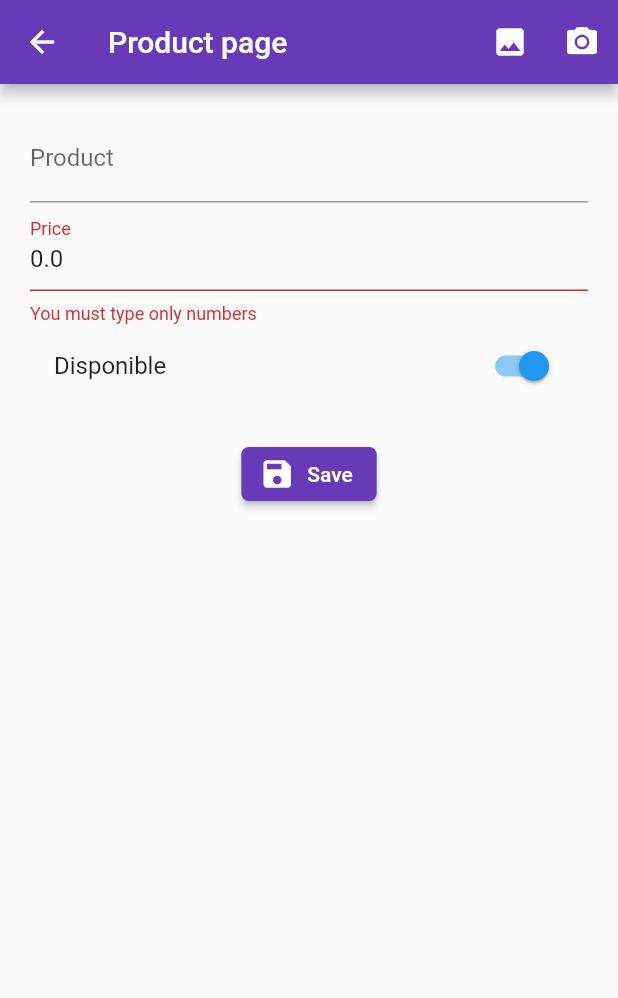
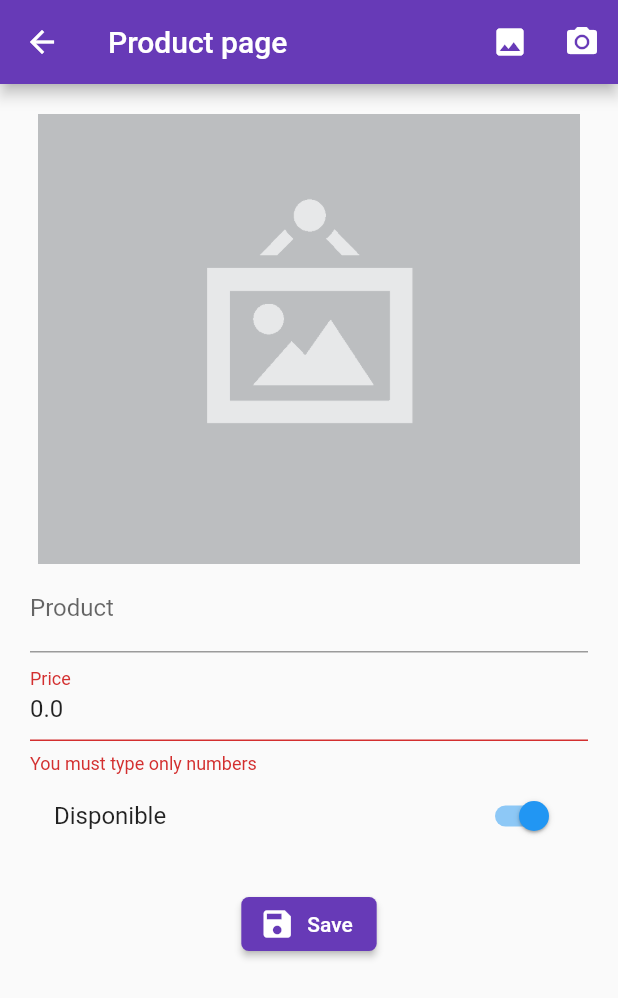
Before and after one commit to bryansrm/flutter-ud-myapp1, a Flutter app: the ProductPage screen opened by its route, after a tap on "Save", after a tap on the "image" icon, on a phone screen of 412 x 824 dp. Shown: the top 998 px of the screen. Run offline on Flutter 3.47's test engine with Material 2 defaults, Android fonts, the phone set to English and light mode, and no system bars; our stand-ins replace image_picker, rxdart; network calls fail.

Commit message:
add plugin image picker, load image from product page

```diff
--- a/lib/src/Producto/ui/pages/product_page.dart
+++ b/lib/src/Producto/ui/pages/product_page.dart
@@ -1,9 +1,12 @@
+import 'dart:io';
+
 import 'package:app_udemy_1/src/models/producto_model.dart';
 import 'package:app_udemy_1/src/providers/productos_provider.dart';
 import 'package:flutter/material.dart';
 
 import 'package:app_udemy_1/src/Util/global_styles.dart' as globalstyles;
 import 'package:app_udemy_1/src/Util/validations.dart' as validations;
+import 'package:image_picker/image_picker.dart';
 
 class ProductPage extends StatefulWidget {
 
@@ -16,10 +19,13 @@ class ProductPage extends StatefulWidget {
 }
 
 class _ProductPageState extends State<ProductPage> {
+
   final formKey = GlobalKey<FormState>();
+  final scaffoldKey = GlobalKey<ScaffoldState>();
 
   ProductoModel producto = new ProductoModel();
   ProductosProvider productosProvider = new ProductosProvider();
+  File photo;
 
 
   @override
@@ -30,16 +36,17 @@ class _ProductPageState extends State<ProductPage> {
     }
 
     return Scaffold(
+      key: scaffoldKey,
       appBar: AppBar(
         title: Text('Product page'),
         actions: [
           IconButton(
             icon: Icon( Icons.image ),
-            onPressed: (){},
+            onPressed: () => _selectPhoto(),
            ),
           IconButton(
             icon: Icon( Icons.camera_alt ),
-            onPressed: (){},
+            onPressed: _takePhoto,
            ),
         ],
       ),
@@ -56,6 +63,7 @@ class _ProductPageState extends State<ProductPage> {
             key: formKey,
             child: Column(
               children: [
+                _showPhoto(),
                 _inputProduct(),
                 _inputPrice(),
                 _createAvailable(),
@@ -136,7 +144,53 @@ class _ProductPageState extends State<ProductPage> {
     print(producto.titulo);
     print(producto.valor);
 
-    productosProvider.createProduct(producto);
+    if( widget.product != null ){
+      productosProvider.updateProduct(producto);
+    } else {
+       productosProvider.createProduct(producto);
+    }
+
+    _showSnackbar('Se aguardo con éxito');
 
   }
+
+  void _showSnackbar(String message){
+    final snackbar = SnackBar(
+      content: Text(message),
+      duration: Duration(milliseconds: 2000),
+    );
+
+    scaffoldKey.currentState.showSnackBar( snackbar );
+  }
+
+  Widget _showPhoto() {
+    if( producto.fotoUrl != null ) {
+      // TODO: mensaje por hacer
+      return Container();
+    } else {
+
+      return Image(
+        image: AssetImage( photo?.path ?? 'assets/no-image.png'),
+        height: 300.0,
+        fit: BoxFit.cover,
+      );
+
+    }
+  }
+
+  _selectPhoto() async {
+    final _picker = ImagePicker();
+
+    final pickedFile = await _picker.getImage(
+      source: ImageSource.gallery
+    );
+
+    photo = File(pickedFile.path);
+
+    setState(() { });
+  }
+
+  _takePhoto() {}
+
+
 }
--- a/pubspec.yaml
+++ b/pubspec.yaml
@@ -30,6 +30,7 @@ dependencies:
   cupertino_icons: ^0.1.3
   rxdart: ^0.24.1
   http: ^0.12.2
+  image_picker: ^0.6.7+4
 
 dev_dependencies:
   flutter_test:
@@ -47,8 +48,8 @@ flutter:
   uses-material-design: true
 
   # To add assets to your application, add an assets section, like this:
-  # assets:
-  #   - images/a_dot_burr.jpeg
+  assets:
+    - assets/
   #   - images/a_dot_ham.jpeg
 
   # An image asset can refer to one or more resolution-specific "variants", see
```
Also changed, not shown: lib/src/providers/productos_provider.dart (+11 -0 lines), assets/jar-loading.gif (added), assets/no-image.png (added), pubspec.lock, 2 other files.
